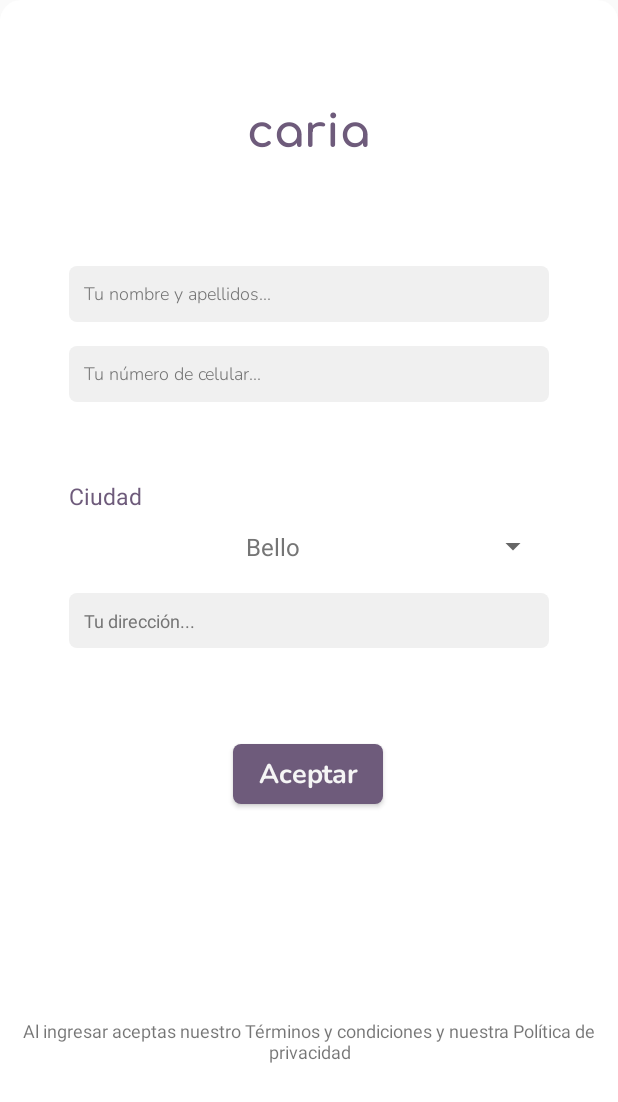
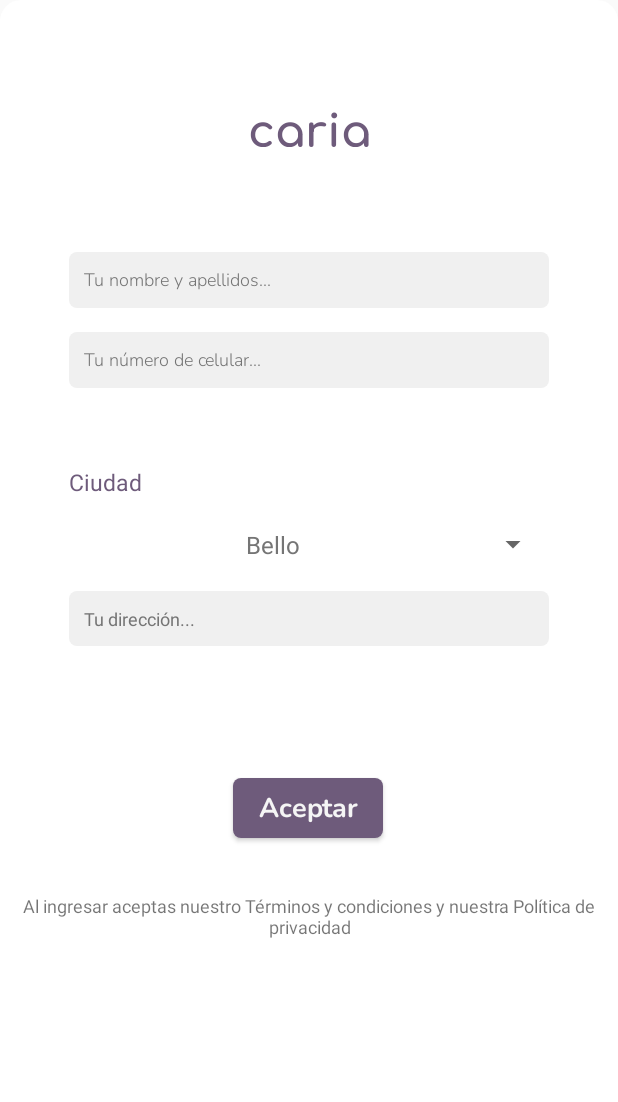
Before and after one commit to EHI-group/CARIA, an Android app: the screen it shows after launch (RegisterActivity), on a phone screen of 412 x 824 dp. Shown: the top 1102 px of the screen. Run offline under Robolectric (Android 15) with nearby library versions, the phone set to English and light mode, and no system bars; our stand-ins replace Firebase (no records; nobody signed in at launch, a user with empty details on screens opened directly).

Commit message:
arreglamos develop

```diff
--- a/app/src/main/res/layout/activity_register.xml
+++ b/app/src/main/res/layout/activity_register.xml
@@ -10,8 +10,8 @@
     <TextView
         android:id="@+id/aregister_est_register"
         style="@style/normal_tile_greendark"
-        android:layout_width="wrap_content"
-        android:layout_height="wrap_content"
+        android:layout_width="0dp"
+        android:layout_height="38dp"
         android:layout_marginTop="52dp"
         android:fontFamily="@font/comfortaa_bold"
         android:text="@string/app_name"
@@ -60,10 +60,10 @@
         android:id="@+id/aregister_sp_spinner"
         android:layout_width="320dp"
         android:layout_height="wrap_content"
-        android:layout_marginTop="8dp"
+        android:layout_marginTop="16dp"
         app:layout_constraintEnd_toEndOf="parent"
-        app:layout_constraintHorizontal_bias="0.498"
-        app:layout_constraintStart_toStartOf="parent"
+        app:layout_constraintHorizontal_bias="0.0"
+        app:layout_constraintStart_toStartOf="@+id/textView64"
         app:layout_constraintTop_toBottomOf="@+id/textView64" />
 
     <Button
@@ -71,7 +71,7 @@
         style="@style/normal_boton"
         android:layout_width="100dp"
         android:layout_height="40dp"
-        android:layout_marginTop="64dp"
+        android:layout_marginTop="88dp"
         android:background="@drawable/redondo2"
         android:fontFamily="@font/nunito_bold"
         android:text="@string/boton_aceptar"
@@ -100,15 +100,16 @@
         android:id="@+id/textView63"
         android:layout_width="wrap_content"
         android:layout_height="wrap_content"
-        android:layout_marginTop="124dp"
+        android:layout_marginTop="28dp"
         android:text="@string/Terminos_Condiciones"
         android:textAlignment="center"
         android:textSize="12sp"
         app:layout_constraintBottom_toBottomOf="parent"
         app:layout_constraintEnd_toEndOf="parent"
+        app:layout_constraintHorizontal_bias="1.0"
         app:layout_constraintStart_toStartOf="parent"
         app:layout_constraintTop_toBottomOf="@+id/aregister_bt_done"
-        app:layout_constraintVertical_bias="0.15" />
+        app:layout_constraintVertical_bias="0.042" />
 
     <TextView
         android:id="@+id/textView64"
```
